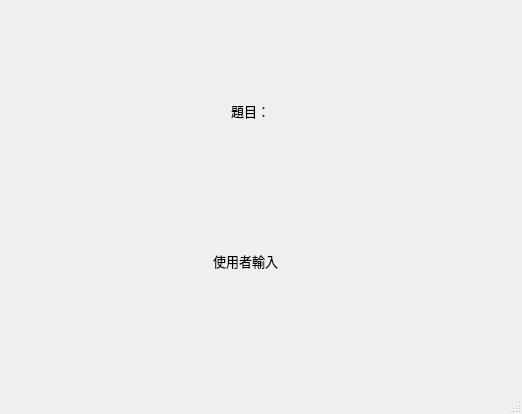
The window that mainwindow.ui (qaz5823091/EnglishTypingGame) describes before a commit, drawn with Qt 5.
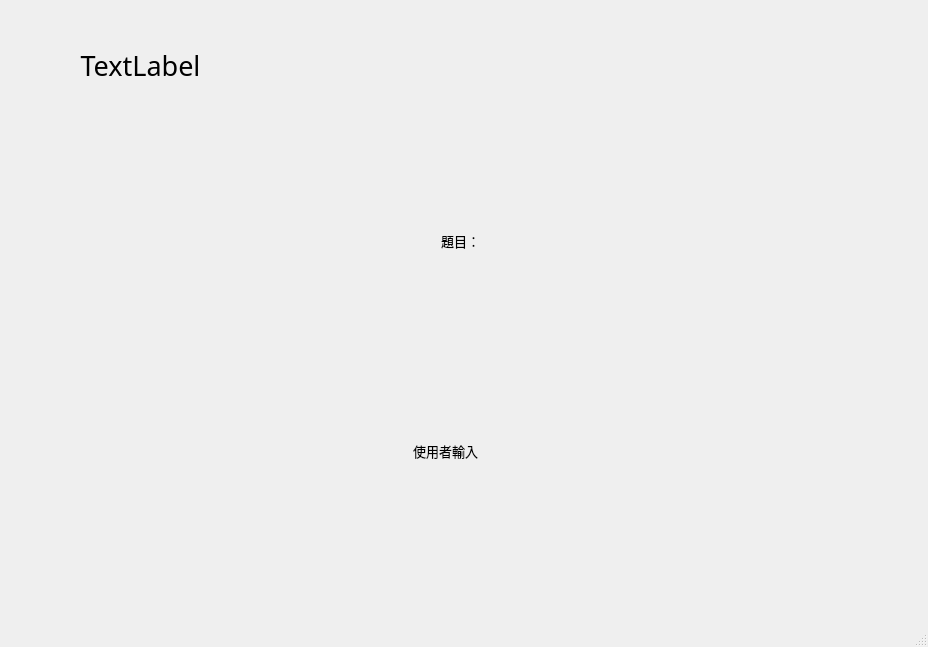
The same window after the commit.

```diff
--- a/mainwindow.ui
+++ b/mainwindow.ui
@@ -6,8 +6,8 @@
    <rect>
     <x>0</x>
     <y>0</y>
-    <width>522</width>
-    <height>414</height>
+    <width>928</width>
+    <height>647</height>
    </rect>
   </property>
   <property name="windowTitle">
@@ -17,8 +17,8 @@
    <widget class="QLabel" name="question">
     <property name="geometry">
      <rect>
-      <x>50</x>
-      <y>30</y>
+      <x>260</x>
+      <y>160</y>
       <width>401</width>
       <height>161</height>
      </rect>
@@ -42,8 +42,8 @@
     </property>
     <property name="geometry">
      <rect>
-      <x>10</x>
-      <y>220</y>
+      <x>210</x>
+      <y>410</y>
       <width>471</width>
       <height>81</height>
      </rect>
@@ -61,6 +61,28 @@
      <set>Qt::AlignCenter</set>
     </property>
    </widget>
+   <widget class="QLabel" name="seconds">
+    <property name="geometry">
+     <rect>
+      <x>40</x>
+      <y>20</y>
+      <width>201</width>
+      <height>91</height>
+     </rect>
+    </property>
+    <property name="font">
+     <font>
+      <family>Agency FB</family>
+      <pointsize>20</pointsize>
+     </font>
+    </property>
+    <property name="text">
+     <string>TextLabel</string>
+    </property>
+    <property name="alignment">
+     <set>Qt::AlignCenter</set>
+    </property>
+   </widget>
   </widget>
   <widget class="QMenuBar" name="menubar">
    <property name="geometry">
```
Left out of the diff: 4 changed lines with no effect on the pictures.
